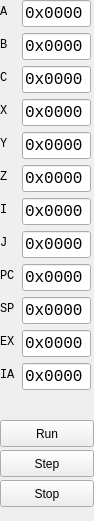
Before: the Qt Designer form dtide/ui/registers.ui in DCPUTeam/DCPUToolchain, drawn with Qt 5.
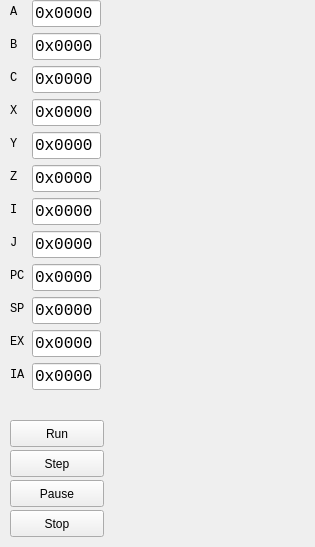
After: the same form once the commit is applied.

Commit message: Moved the debugging to a separate window

```diff
--- a/dtide/ui/registers.ui
+++ b/dtide/ui/registers.ui
@@ -6,8 +6,8 @@
    <rect>
     <x>0</x>
     <y>0</y>
-    <width>94</width>
-    <height>521</height>
+    <width>315</width>
+    <height>547</height>
    </rect>
   </property>
   <property name="windowTitle">
@@ -16,7 +16,7 @@
   <widget class="QWidget" name="formLayoutWidget">
    <property name="geometry">
     <rect>
-     <x>0</x>
+     <x>10</x>
      <y>0</y>
      <width>91</width>
      <height>416</height>
@@ -367,7 +367,7 @@
   <widget class="QPushButton" name="btn_run">
    <property name="geometry">
     <rect>
-     <x>0</x>
+     <x>10</x>
      <y>420</y>
      <width>94</width>
      <height>27</height>
@@ -380,7 +380,7 @@
   <widget class="QPushButton" name="btn_step">
    <property name="geometry">
     <rect>
-     <x>0</x>
+     <x>10</x>
      <y>450</y>
      <width>94</width>
      <height>27</height>
@@ -393,8 +393,8 @@
   <widget class="QPushButton" name="btn_stop">
    <property name="geometry">
     <rect>
-     <x>0</x>
-     <y>480</y>
+     <x>10</x>
+     <y>510</y>
      <width>94</width>
      <height>27</height>
     </rect>
@@ -403,6 +403,19 @@
     <string>Stop</string>
    </property>
   </widget>
+  <widget class="QPushButton" name="btn_pause">
+   <property name="geometry">
+    <rect>
+     <x>10</x>
+     <y>480</y>
+     <width>94</width>
+     <height>27</height>
+    </rect>
+   </property>
+   <property name="text">
+    <string>Pause</string>
+   </property>
+  </widget>
  </widget>
  <resources/>
  <connections/>
```
The commit also changes 7 other files.
